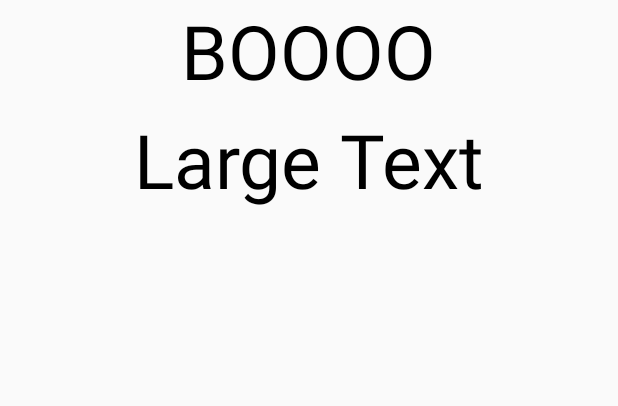
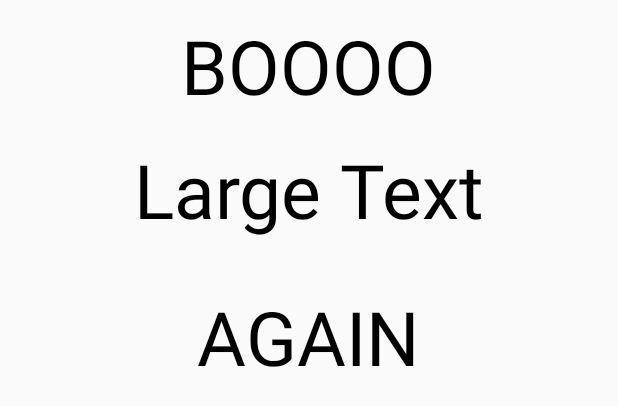
Before and after one commit to rettwalker/AndroidFullScreenNotification, an Android app: the layout full_screen_notificiation.xml on its own in the app's theme, with its tools: preview values and no code run, on a phone screen of 412 x 824 dp. Shown: the top 406 px of the screen. Run offline under Robolectric (Android 15) with nearby library versions, the light colour scheme and no system bars.

Commit message:
Testing the Full size of headsup notification

```diff
--- a/app/build.gradle
+++ b/app/build.gradle
@@ -12,6 +12,9 @@
         versionName "1.0"
     }
     buildTypes {
+        debug {
+            debuggable true
+        }
         release {
             minifyEnabled false
             proguardFiles getDefaultProguardFile('proguard-android.txt'), 'proguard-rules.pro'
--- a/app/src/main/res/layout/full_screen_notificiation.xml
+++ b/app/src/main/res/layout/full_screen_notificiation.xml
@@ -7,6 +7,7 @@
     <TextView
         android:layout_width="wrap_content"
         android:layout_height="wrap_content"
+        android:padding="10dp"
         android:text="BOOOO"
         android:id="@+id/textView3"
         android:layout_gravity="center_horizontal"
@@ -27,5 +28,16 @@
         android:padding="5dp"
         android:textColor="@color/abc_search_url_text_selected"/>
 
+    <TextView
+        android:layout_width="wrap_content"
+        android:layout_height="wrap_content"
+        android:textAppearance="?android:attr/textAppearanceLarge"
+        android:textColor="@color/abc_search_url_text_selected"
+        android:text="AGAIN"
+        android:id="@+id/textView4"
+        android:textSize="50dp"
+        android:padding="25dp"
+        android:layout_gravity="center_horizontal" />
+
 
 </LinearLayout>
```
